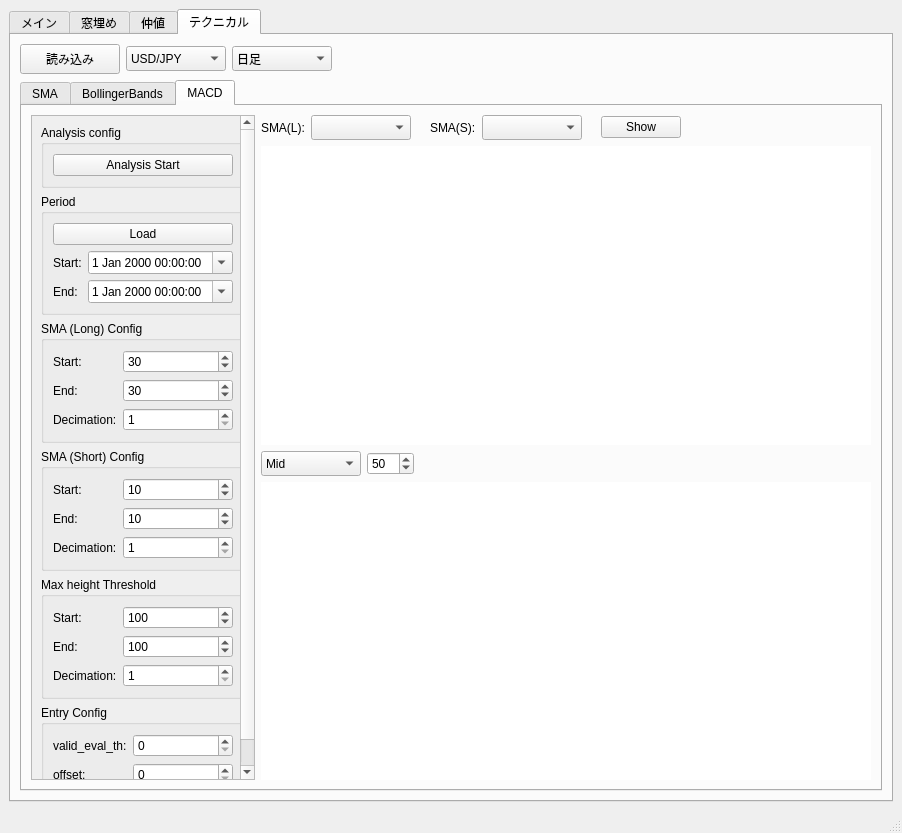
takkin-takilog/namake-trader, file trade_monitor/trade_monitor/gui_monitor.ui: the form before one commit.
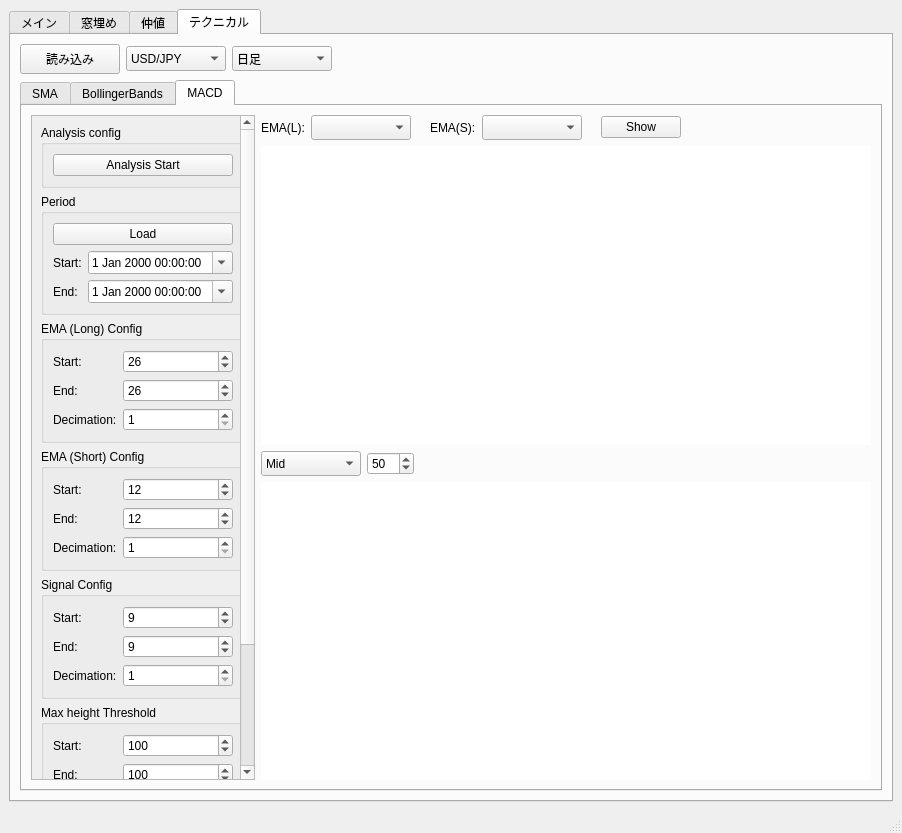
The form after the commit.

```diff
--- a/trade_monitor/trade_monitor/gui_monitor.ui
+++ b/trade_monitor/trade_monitor/gui_monitor.ui
@@ -2079,7 +2079,7 @@
                    <x>0</x>
                    <y>0</y>
                    <width>238</width>
-                   <height>760</height>
+                   <height>900</height>
                   </rect>
                  </property>
                  <layout class="QVBoxLayout" name="verticalLayout_12">
@@ -2164,7 +2164,7 @@
                      </sizepolicy>
                     </property>
                     <property name="title">
-                     <string>SMA (Long) Config</string>
+                     <string>EMA (Long) Config</string>
                     </property>
                     <layout class="QGridLayout" name="gridLayout_18">
                      <item row="0" column="0">
@@ -2195,7 +2195,7 @@
                         <number>999</number>
                        </property>
                        <property name="value">
-                        <number>30</number>
+                        <number>26</number>
                        </property>
                       </widget>
                      </item>
@@ -2227,7 +2227,7 @@
                         <number>999</number>
                        </property>
                        <property name="value">
-                        <number>30</number>
+                        <number>26</number>
                        </property>
                       </widget>
                      </item>
@@ -2272,7 +2272,7 @@
                      </sizepolicy>
                     </property>
                     <property name="title">
-                     <string>SMA (Short) Config</string>
+                     <string>EMA (Short) Config</string>
                     </property>
                     <layout class="QGridLayout" name="gridLayout_19">
                      <item row="1" column="0">
@@ -2332,7 +2332,7 @@
                         <number>999</number>
                        </property>
                        <property name="value">
-                        <number>10</number>
+                        <number>12</number>
                        </property>
                       </widget>
                      </item>
@@ -2364,7 +2364,115 @@
                         <number>999</number>
                        </property>
                        <property name="value">
-                        <number>10</number>
+                        <number>12</number>
+                       </property>
+                      </widget>
+                     </item>
+                    </layout>
+                   </widget>
+                  </item>
+                  <item>
+                   <widget class="QGroupBox" name="groupBox_21">
+                    <property name="sizePolicy">
+                     <sizepolicy hsizetype="Preferred" vsizetype="Maximum">
+                      <horstretch>0</horstretch>
+                      <verstretch>0</verstretch>
+                     </sizepolicy>
+                    </property>
+                    <property name="title">
+                     <string>Signal Config</string>
+                    </property>
+                    <layout class="QGridLayout" name="gridLayout_24">
+                     <item row="1" column="0">
+                      <widget class="QLabel" name="label_51">
+                       <property name="sizePolicy">
+                        <sizepolicy hsizetype="Maximum" vsizetype="Preferred">
+                         <horstretch>0</horstretch>
+                         <verstretch>0</verstretch>
+                        </sizepolicy>
+                       </property>
+                       <property name="text">
+                        <string>End:</string>
+                       </property>
+                      </widget>
+                     </item>
+                     <item row="2" column="0">
+                      <widget class="QLabel" name="label_52">
+                       <property name="sizePolicy">
+                        <sizepolicy hsizetype="Maximum" vsizetype="Preferred">
+                         <horstretch>0</horstretch>
+                         <verstretch>0</verstretch>
+                        </sizepolicy>
+                       </property>
+                       <property name="text">
+                        <string>Decimation:</string>
+                       </property>
+                      </widget>
+                     </item>
+                     <item row="2" column="1">
+                      <widget class="QSpinBox" name="spinBox_TechMacd_SignalSpanDeci">
+                       <property name="sizePolicy">
+                        <sizepolicy hsizetype="Preferred" vsizetype="Preferred">
+                         <horstretch>0</horstretch>
+                         <verstretch>0</verstretch>
+                        </sizepolicy>
+                       </property>
+                       <property name="minimum">
+                        <number>1</number>
+                       </property>
+                       <property name="maximum">
+                        <number>999</number>
+                       </property>
+                      </widget>
+                     </item>
+                     <item row="0" column="1">
+                      <widget class="QSpinBox" name="spinBox_TechMacd_SignalSpanStr">
+                       <property name="sizePolicy">
+                        <sizepolicy hsizetype="Preferred" vsizetype="Preferred">
+                         <horstretch>0</horstretch>
+                         <verstretch>0</verstretch>
+                        </sizepolicy>
+                       </property>
+                       <property name="minimum">
+                        <number>1</number>
+                       </property>
+                       <property name="maximum">
+                        <number>999</number>
+                       </property>
+                       <property name="value">
+                        <number>9</number>
+                       </property>
+                      </widget>
+                     </item>
+                     <item row="0" column="0">
+                      <widget class="QLabel" name="label_53">
+                       <property name="sizePolicy">
+                        <sizepolicy hsizetype="Maximum" vsizetype="Preferred">
+                         <horstretch>0</horstretch>
+                         <verstretch>0</verstretch>
+                        </sizepolicy>
+                       </property>
+                       <property name="text">
+                        <string>Start:</string>
+                       </property>
+                      </widget>
+                     </item>
+                     <item row="1" column="1">
+                      <widget class="QSpinBox" name="spinBox_TechMacd_SignalSpanEnd">
+                       <property name="sizePolicy">
+                        <sizepolicy hsizetype="Preferred" vsizetype="Preferred">
+                         <horstretch>0</horstretch>
+                         <verstretch>0</verstretch>
+                        </sizepolicy>
+                       </property>
+                       <property name="minimum">
+                        <number>1</number>
+                       </property>
+                       <property name="maximum">
+                        <number>999</number>
+                       </property>
+                       <property name="value">
+                        <number>9</number>
                        </property>
                       </widget>
                      </item>
@@ -2580,7 +2688,7 @@
                          </sizepolicy>
                         </property>
                         <property name="text">
-                         <string>SMA(L):</string>
+                         <string>EMA(L):</string>
                         </property>
                        </widget>
                       </item>
@@ -2632,7 +2740,7 @@
                          </sizepolicy>
                         </property>
                         <property name="text">
-                         <string>SMA(S):</string>
+                         <string>EMA(S):</string>
                         </property>
                        </widget>
                       </item>
```
Left out of the diff: 16 changed lines with no effect on the pictures.
